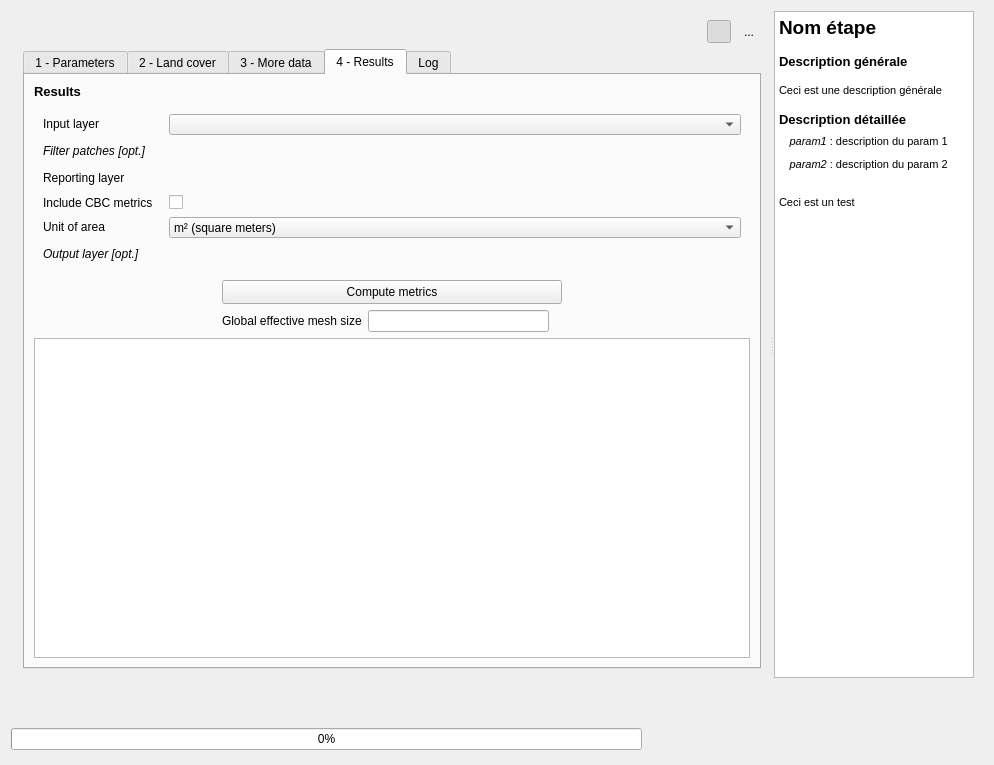
This is FragScape_dialog_base.ui in MathieuChailloux/FragScape as Qt 5 draws it before an edit. The edited form follows.
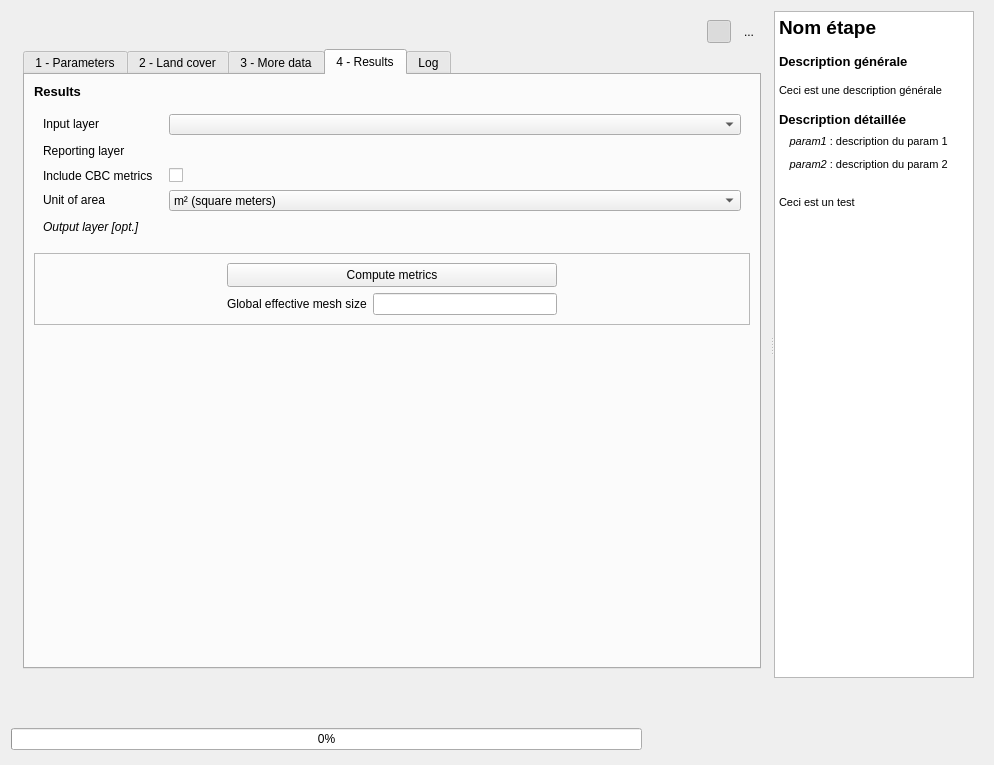
This is the edited form. The open tabs and pages were chosen to show the change. Icons and pictures are not drawn. Custom widgets are drawn as their Qt base class.

Commit message: Work on normalizing Meff algorithms. Results view deletion.

Diff of the .ui file:
```diff
--- a/FragScape_dialog_base.ui
+++ b/FragScape_dialog_base.ui
@@ -283,7 +283,7 @@
               </size>
              </property>
              <property name="currentIndex">
-              <number>0</number>
+              <number>3</number>
              </property>
              <widget class="QWidget" name="paramsTab">
               <property name="minimumSize">
@@ -2077,8 +2077,8 @@
               <attribute name="title">
                <string>4 - Results</string>
               </attribute>
-              <layout class="QGridLayout" name="gridLayout_9">
-               <item row="0" column="0">
+              <layout class="QVBoxLayout" name="verticalLayout_2">
+               <item>
                 <widget class="QLabel" name="label_8">
                  <property name="sizePolicy">
                   <sizepolicy hsizetype="Expanding" vsizetype="Preferred">
@@ -2098,7 +2098,7 @@
                  </property>
                 </widget>
                </item>
-               <item row="1" column="0" colspan="5">
+               <item>
                 <widget class="QFrame" name="selectionLayerFrame_4">
                  <property name="sizePolicy">
                   <sizepolicy hsizetype="Expanding" vsizetype="Preferred">
@@ -2119,31 +2119,6 @@
                   <enum>QFrame::Raised</enum>
                  </property>
                  <layout class="QGridLayout" name="gridLayout_8">
-                  <item row="0" column="0">
-                   <widget class="QLabel" name="selectionLayerLabel_5">
-                    <property name="sizePolicy">
-                     <sizepolicy hsizetype="Fixed" vsizetype="Fixed">
-                      <horstretch>0</horstretch>
-                      <verstretch>0</verstretch>
-                     </sizepolicy>
-                    </property>
-                    <property name="minimumSize">
-                     <size>
-                      <width>0</width>
-                      <height>16</height>
-                     </size>
-                    </property>
-                    <property name="font">
-                     <font>
-                      <weight>50</weight>
-                      <bold>false</bold>
-                     </font>
-                    </property>
-                    <property name="text">
-                     <string>Input layer</string>
-                    </property>
-                   </widget>
-                  </item>
                   <item row="0" column="1">
                    <widget class="QgsMapLayerComboBox" name="resultsInputLayer">
                     <property name="enabled">
@@ -2178,80 +2153,7 @@
                     </property>
                    </widget>
                   </item>
-                  <item row="1" column="0">
-                   <widget class="QLabel" name="selectionLayerLabel_10">
-                    <property name="sizePolicy">
-                     <sizepolicy hsizetype="Fixed" vsizetype="Fixed">
-                      <horstretch>0</horstretch>
-                      <verstretch>0</verstretch>
-                     </sizepolicy>
-                    </property>
-                    <property name="minimumSize">
-                     <size>
-                      <width>0</width>
-                      <height>16</height>
-                     </size>
-                    </property>
-                    <property name="font">
-                     <font>
-                      <weight>50</weight>
-                      <italic>true</italic>
-                      <bold>false</bold>
-                     </font>
-                    </property>
-                    <property name="text">
-                     <string>Filter patches [opt.]</string>
-                    </property>
-                   </widget>
-                  </item>
                   <item row="1" column="1">
-                   <widget class="QgsFieldExpressionWidget" name="resultsSelection">
-                    <property name="sizePolicy">
-                     <sizepolicy hsizetype="Preferred" vsizetype="Preferred">
-                      <horstretch>0</horstretch>
-                      <verstretch>0</verstretch>
-                     </sizepolicy>
-                    </property>
-                    <property name="minimumSize">
-                     <size>
-                      <width>0</width>
-                      <height>21</height>
-                     </size>
-                    </property>
-                    <property name="maximumSize">
-                     <size>
-                      <width>16777215</width>
-                      <height>21</height>
-                     </size>
-                    </property>
-                   </widget>
-                  </item>
-                  <item row="2" column="0">
-                   <widget class="QLabel" name="selectionLayerLabel_12">
-                    <property name="sizePolicy">
-                     <sizepolicy hsizetype="Fixed" vsizetype="Fixed">
-                      <horstretch>0</horstretch>
-                      <verstretch>0</verstretch>
-                     </sizepolicy>
-                    </property>
-                    <property name="minimumSize">
-                     <size>
-                      <width>120</width>
-                      <height>16</height>
-                     </size>
-                    </property>
-                    <property name="font">
-                     <font>
-                      <weight>50</weight>
-                      <bold>false</bold>
-                     </font>
-                    </property>
-                    <property name="text">
-                     <string>Reporting layer</string>
-                    </property>
-                   </widget>
-                  </item>
-                  <item row="2" column="1">
                    <widget class="QgsFileWidget" name="resultsReportingLayer">
                     <property name="minimumSize">
                      <size>
@@ -2267,8 +2169,42 @@
                     </property>
                    </widget>
                   </item>
-                  <item row="3" column="0">
-                   <widget class="QLabel" name="selectionLayerLabel_13">
+                  <item row="4" column="1">
+                   <widget class="QgsFileWidget" name="resultsOutLayer">
+                    <property name="sizePolicy">
+                     <sizepolicy hsizetype="Expanding" vsizetype="Fixed">
+                      <horstretch>0</horstretch>
+                      <verstretch>0</verstretch>
+                     </sizepolicy>
+                    </property>
+                    <property name="minimumSize">
+                     <size>
+                      <width>100</width>
+                      <height>21</height>
+                     </size>
+                    </property>
+                    <property name="maximumSize">
+                     <size>
+                      <width>16777215</width>
+                      <height>21</height>
+                     </size>
+                    </property>
+                    <property name="accessibleName">
+                     <string/>
+                    </property>
+                    <property name="accessibleDescription">
+                     <string/>
+                    </property>
+                    <property name="dialogTitle">
+                     <string/>
+                    </property>
+                    <property name="defaultRoot">
+                     <string/>
+                    </property>
+                   </widget>
+                  </item>
+                  <item row="4" column="0">
+                   <widget class="QLabel" name="selectionLayerLabel_11">
                     <property name="sizePolicy">
                      <sizepolicy hsizetype="Fixed" vsizetype="Fixed">
                       <horstretch>0</horstretch>
@@ -2277,29 +2213,23 @@
                     </property>
                     <property name="minimumSize">
                      <size>
-                      <width>120</width>
+                      <width>80</width>
                       <height>16</height>
                      </size>
                     </property>
                     <property name="font">
                      <font>
                       <weight>50</weight>
+                      <italic>true</italic>
                       <bold>false</bold>
                      </font>
                     </property>
                     <property name="text">
-                     <string>Include CBC metrics</string>
+                     <string>Output layer [opt.]</string>
                     </property>
                    </widget>
                   </item>
-                  <item row="3" column="1">
-                   <widget class="QCheckBox" name="resultsCBC">
-                    <property name="text">
-                     <string/>
-                    </property>
-                   </widget>
-                  </item>
-                  <item row="4" column="0">
+                  <item row="3" column="0">
                    <widget class="QLabel" name="selectionLayerLabel_18">
                     <property name="sizePolicy">
                      <sizepolicy hsizetype="Fixed" vsizetype="Fixed">
@@ -2324,7 +2254,57 @@
                     </property>
                    </widget>
                   </item>
-                  <item row="4" column="1">
+                  <item row="0" column="0">
+                   <widget class="QLabel" name="selectionLayerLabel_5">
+                    <property name="sizePolicy">
+                     <sizepolicy hsizetype="Fixed" vsizetype="Fixed">
+                      <horstretch>0</horstretch>
+                      <verstretch>0</verstretch>
+                     </sizepolicy>
+                    </property>
+                    <property name="minimumSize">
+                     <size>
+                      <width>0</width>
+                      <height>16</height>
+                     </size>
+                    </property>
+                    <property name="font">
+                     <font>
+                      <weight>50</weight>
+                      <bold>false</bold>
+                     </font>
+                    </property>
+                    <property name="text">
+                     <string>Input layer</string>
+                    </property>
+                   </widget>
+                  </item>
+                  <item row="2" column="0">
+                   <widget class="QLabel" name="selectionLayerLabel_13">
+                    <property name="sizePolicy">
+                     <sizepolicy hsizetype="Fixed" vsizetype="Fixed">
+                      <horstretch>0</horstretch>
+                      <verstretch>0</verstretch>
+                     </sizepolicy>
+                    </property>
+                    <property name="minimumSize">
+                     <size>
+                      <width>120</width>
+                      <height>16</height>
+                     </size>
+                    </property>
+                    <property name="font">
+                     <font>
+                      <weight>50</weight>
+                      <bold>false</bold>
+                     </font>
+                    </property>
+                    <property name="text">
+                     <string>Include CBC metrics</string>
+                    </property>
+                   </widget>
+                  </item>
+                  <item row="3" column="1">
                    <widget class="QComboBox" name="resultsUnit">
                     <property name="minimumSize">
                      <size>
@@ -2360,8 +2340,8 @@
                     </item>
                    </widget>
                   </item>
-                  <item row="5" column="0">
-                   <widget class="QLabel" name="selectionLayerLabel_11">
+                  <item row="1" column="0">
+                   <widget class="QLabel" name="selectionLayerLabel_12">
                     <property name="sizePolicy">
                      <sizepolicy hsizetype="Fixed" vsizetype="Fixed">
                       <horstretch>0</horstretch>
@@ -2370,52 +2350,24 @@
                     </property>
                     <property name="minimumSize">
                      <size>
-                      <width>80</width>
+                      <width>120</width>
                       <height>16</height>
                      </size>
                     </property>
                     <property name="font">
                      <font>
                       <weight>50</weight>
-                      <italic>true</italic>
                       <bold>false</bold>
                      </font>
                     </property>
                     <property name="text">
-                     <string>Output layer [opt.]</string>
+                     <string>Reporting layer</string>
                     </property>
                    </widget>
                   </item>
-                  <item row="5" column="1">
-                   <widget class="QgsFileWidget" name="resultsOutLayer">
-                    <property name="sizePolicy">
-                     <sizepolicy hsizetype="Expanding" vsizetype="Fixed">
-                      <horstretch>0</horstretch>
-                      <verstretch>0</verstretch>
-                     </sizepolicy>
-                    </property>
-                    <property name="minimumSize">
-                     <size>
-                      <width>100</width>
-                      <height>21</height>
-                     </size>
-                    </property>
-                    <property name="maximumSize">
-                     <size>
-                      <width>16777215</width>
-                      <height>21</height>
-                     </size>
-                    </property>
-                    <property name="accessibleName">
-                     <string/>
-                    </property>
-                    <property name="accessibleDescription">
-                     <string/>
-                    </property>
-                    <property name="dialogTitle">
-                     <string/>
-                    </property>
-                    <property name="defaultRoot">
+                  <item row="2" column="1">
+                   <widget class="QCheckBox" name="resultsCBC">
+                    <property name="text">
                      <string/>
                     </property>
                    </widget>
@@ -2423,7 +2375,16 @@
                  </layout>
                 </widget>
                </item>
-               <item row="2" column="0">
+               <item>
+                <widget class="QFrame" name="frame_4">
+                 <property name="frameShape">
+                  <enum>QFrame::StyledPanel</enum>
+                 </property>
+                 <property name="frameShadow">
+                  <enum>QFrame::Raised</enum>
+                 </property>
+                 <layout class="QGridLayout" name="gridLayout_9">
+                  <item row="0" column="0">
                 <spacer name="horizontalSpacer_3">
                  <property name="orientation">
                   <enum>Qt::Horizontal</enum>
@@ -2436,7 +2397,7 @@
                  </property>
                 </spacer>
                </item>
-               <item row="2" column="1" colspan="3">
+                  <item row="0" column="1" colspan="2">
                 <widget class="QPushButton" name="resultsRun">
                  <property name="sizePolicy">
                   <sizepolicy hsizetype="Preferred" vsizetype="Fixed">
@@ -2468,7 +2429,7 @@
                  </property>
                 </widget>
                </item>
-               <item row="2" column="4">
+                  <item row="0" column="3">
                 <spacer name="horizontalSpacer">
                  <property name="orientation">
                   <enum>Qt::Horizontal</enum>
@@ -2481,7 +2442,7 @@
                  </property>
                 </spacer>
                </item>
-               <item row="3" column="0">
+                  <item row="1" column="0">
                 <spacer name="horizontalSpacer_4">
                  <property name="orientation">
                   <enum>Qt::Horizontal</enum>
@@ -2494,7 +2455,7 @@
                  </property>
                 </spacer>
                </item>
-               <item row="3" column="1">
+                  <item row="1" column="1">
                 <widget class="QLabel" name="label_10">
                  <property name="sizePolicy">
                   <sizepolicy hsizetype="Fixed" vsizetype="Preferred">
@@ -2507,27 +2468,14 @@
                  </property>
                 </widget>
                </item>
-               <item row="3" column="2">
+                  <item row="1" column="2">
                 <widget class="QLineEdit" name="resultsGlobalRes">
                  <property name="readOnly">
                   <bool>true</bool>
                  </property>
                 </widget>
                </item>
-               <item row="3" column="3">
-                <widget class="QLabel" name="label_12">
-                 <property name="sizePolicy">
-                  <sizepolicy hsizetype="Fixed" vsizetype="Preferred">
-                   <horstretch>0</horstretch>
-                   <verstretch>0</verstretch>
-                  </sizepolicy>
-                 </property>
-                 <property name="text">
-                  <string/>
-                 </property>
-                </widget>
-               </item>
-               <item row="3" column="4">
+                  <item row="1" column="3">
                 <spacer name="horizontalSpacer_5">
                  <property name="orientation">
                   <enum>Qt::Horizontal</enum>
@@ -2540,16 +2488,35 @@
                  </property>
                 </spacer>
                </item>
-               <item row="4" column="0" colspan="5">
-                <widget class="QTableView" name="resultsView">
-                 <property name="sortingEnabled">
-                  <bool>true</bool>
+                 </layout>
+                </widget>
+               </item>
+               <item>
+                <widget class="QLabel" name="label_12">
+                 <property name="sizePolicy">
+                  <sizepolicy hsizetype="Fixed" vsizetype="Preferred">
+                   <horstretch>0</horstretch>
+                   <verstretch>0</verstretch>
+                  </sizepolicy>
                  </property>
-                 <property name="wordWrap">
-                  <bool>false</bool>
+                 <property name="text">
+                  <string/>
                  </property>
                 </widget>
                </item>
+               <item>
+                <spacer name="verticalSpacer_2">
+                 <property name="orientation">
+                  <enum>Qt::Vertical</enum>
+                 </property>
+                 <property name="sizeHint" stdset="0">
+                  <size>
+                   <width>20</width>
+                   <height>312</height>
+                  </size>
+                 </property>
+                </spacer>
+               </item>
               </layout>
              </widget>
              <widget class="QWidget" name="logTab">
```
Lines whose indentation alone changed are shown as unchanged. The commit also changes 4 other files.
